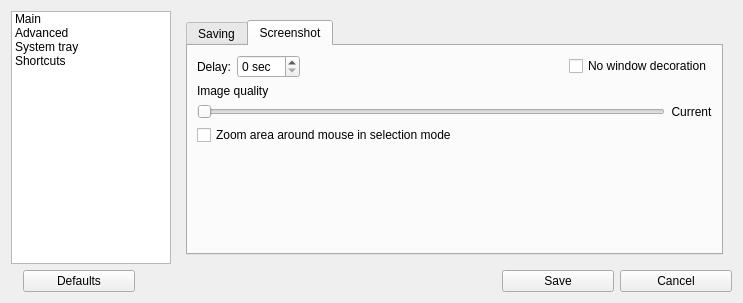
Old version of the form src/ui/configwidget.ui in the repository lxqt/screengrab.
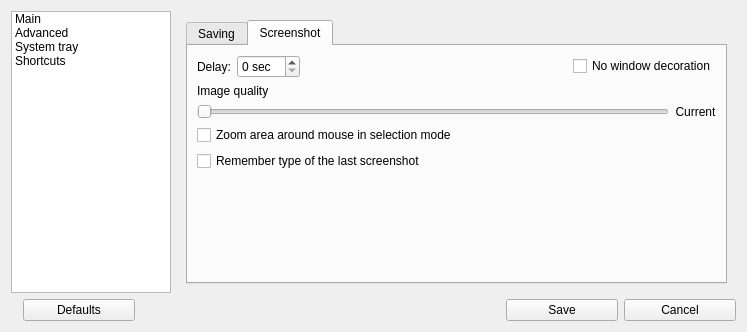
New version of the form. The open tabs and pages were chosen to show the change. Custom widgets are drawn as their Qt base class.

Commit message: Add option for autosaving type of the last created screenshot

```diff
--- a/src/ui/configwidget.ui
+++ b/src/ui/configwidget.ui
@@ -6,8 +6,8 @@
    <rect>
     <x>0</x>
     <y>0</y>
-    <width>743</width>
-    <height>303</height>
+    <width>747</width>
+    <height>332</height>
    </rect>
   </property>
   <property name="minimumSize">
@@ -360,6 +360,13 @@
                </property>
               </widget>
              </item>
+             <item>
+              <widget class="QCheckBox" name="cbxSaveLatTypeScreen">
+               <property name="text">
+                <string>Remember type of the last screenshot</string>
+               </property>
+              </widget>
+             </item>
              <item>
               <spacer name="verticalSpacer">
                <property name="orientation">
```
Left out of the diff: 2 changed lines with no effect on the pictures. The commit also changes 9 other files.
